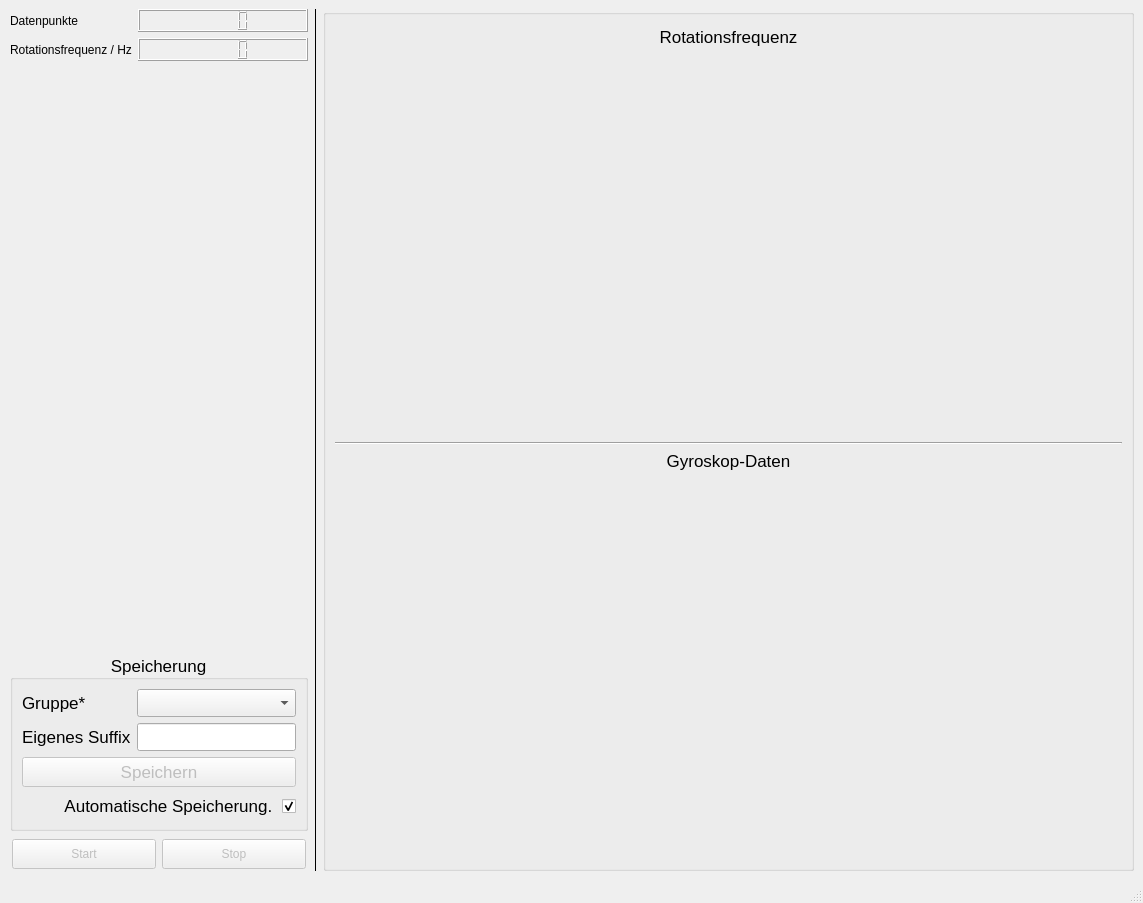
Above: pyqt/mainwindow.ui from cckssr/gyroscope-ui before the change. Below: the same form after it.
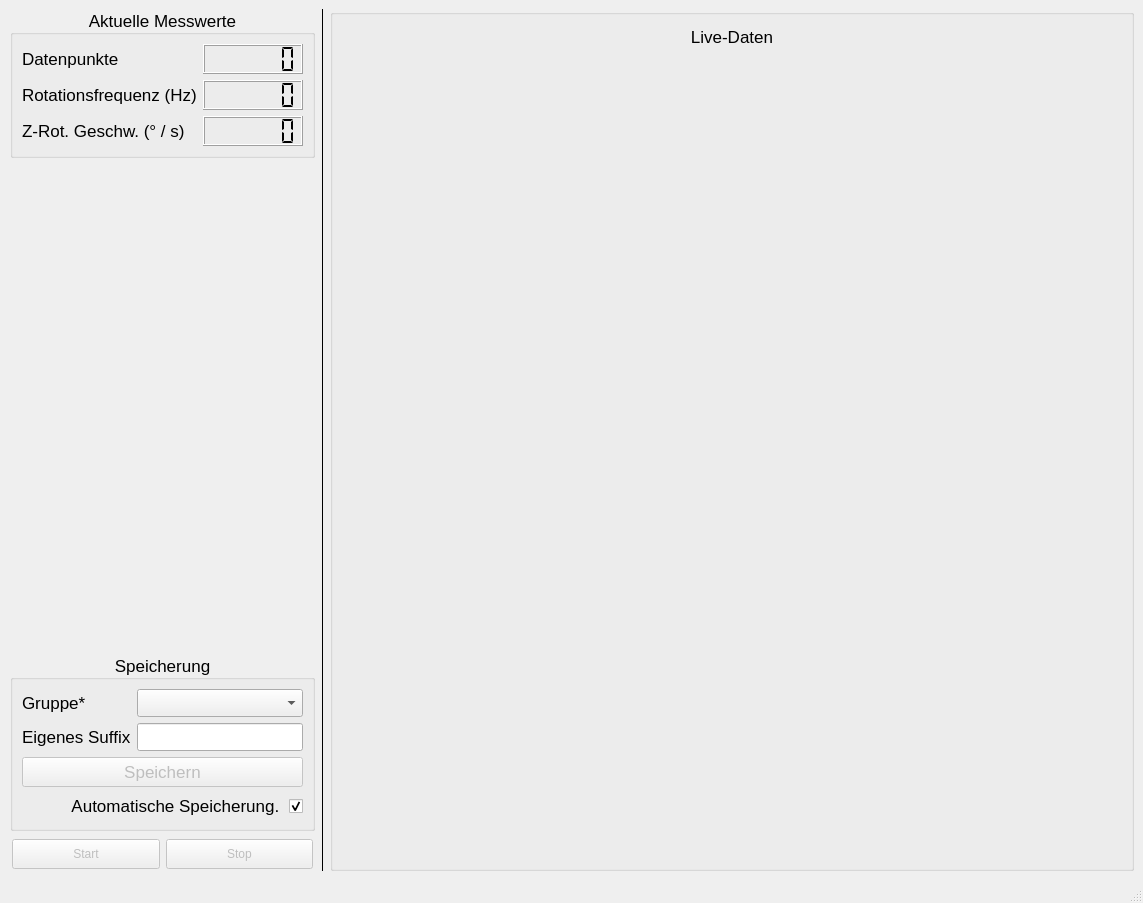
That is the form after the change.

Commit message:
Refactor MainWindow and PlotWidget for improved data handling and UI updates
- Removed unused imports and legacy code related to control settings and progress bars in MainWindow.
- Enhanced device manager setup to handle multi-channel data and connection monitoring.
- Updated PlotWidget to support multiple series with dynamic data handling and auto-scrolling features.
- Introduced measurement markers for better visualization of measurement start/stop events.
- Added connection monitoring test script to validate reconnection logic and signal handling.

The edit to the form file:
```diff
--- a/pyqt/mainwindow.ui
+++ b/pyqt/mainwindow.ui
@@ -33,31 +33,129 @@
        <number>0</number>
       </property>
       <item>
-       <layout class="QFormLayout" name="formLayout">
-        <property name="bottomMargin">
-         <number>0</number>
+       <widget class="QGroupBox" name="groupBox_2">
+        <property name="font">
+         <font>
+          <pointsize>13</pointsize>
+         </font>
         </property>
-        <item row="0" column="0">
-         <widget class="QLabel" name="label_2">
-          <property name="text">
-           <string>Datenpunkte</string>
-          </property>
-         </widget>
-        </item>
-        <item row="0" column="1">
-         <widget class="QLCDNumber" name="lcdNumber_2"/>
-        </item>
-        <item row="1" column="0">
-         <widget class="QLabel" name="label">
-          <property name="text">
-           <string>Rotationsfrequenz / Hz</string>
-          </property>
-         </widget>
-        </item>
-        <item row="1" column="1">
-         <widget class="QLCDNumber" name="lcdNumber"/>
-        </item>
-       </layout>
+        <property name="title">
+         <string>Aktuelle Messwerte</string>
+        </property>
+        <property name="alignment">
+         <set>Qt::AlignmentFlag::AlignCenter</set>
+        </property>
+        <layout class="QFormLayout" name="formLayout_3">
+         <item row="0" column="0">
+          <widget class="QLabel" name="label_2">
+           <property name="text">
+            <string>Datenpunkte</string>
+           </property>
+          </widget>
+         </item>
+         <item row="0" column="1">
+          <widget class="QLCDNumber" name="cDataPoints">
+           <property name="sizePolicy">
+            <sizepolicy hsizetype="Preferred" vsizetype="Preferred">
+             <horstretch>0</horstretch>
+             <verstretch>0</verstretch>
+            </sizepolicy>
+           </property>
+           <property name="minimumSize">
+            <size>
+             <width>100</width>
+             <height>30</height>
+            </size>
+           </property>
+           <property name="font">
+            <font>
+             <pointsize>15</pointsize>
+            </font>
+           </property>
+           <property name="frameShape">
+            <enum>QFrame::Shape::Box</enum>
+           </property>
+           <property name="frameShadow">
+            <enum>QFrame::Shadow::Raised</enum>
+           </property>
+           <property name="digitCount">
+            <number>6</number>
+           </property>
+           <property name="segmentStyle">
+            <enum>QLCDNumber::SegmentStyle::Flat</enum>
+           </property>
+          </widget>
+         </item>
+         <item row="1" column="0">
+          <widget class="QLabel" name="label">
+           <property name="text">
+            <string>Rotationsfrequenz (Hz)</string>
+           </property>
+          </widget>
+         </item>
+         <item row="1" column="1">
+          <widget class="QLCDNumber" name="cFrequency">
+           <property name="sizePolicy">
+            <sizepolicy hsizetype="Preferred" vsizetype="Preferred">
+             <horstretch>0</horstretch>
+             <verstretch>0</verstretch>
+            </sizepolicy>
+           </property>
+           <property name="minimumSize">
+            <size>
+             <width>100</width>
+             <height>30</height>
+            </size>
+           </property>
+           <property name="font">
+            <font>
+             <pointsize>15</pointsize>
+            </font>
+           </property>
+           <property name="digitCount">
+            <number>6</number>
+           </property>
+           <property name="segmentStyle">
+            <enum>QLCDNumber::SegmentStyle::Flat</enum>
+           </property>
+          </widget>
+         </item>
+         <item row="2" column="0">
+          <widget class="QLabel" name="label_4">
+           <property name="text">
+            <string>Z-Rot. Geschw. (° / s)</string>
+           </property>
+          </widget>
+         </item>
+         <item row="2" column="1">
+          <widget class="QLCDNumber" name="cZGyro">
+           <property name="sizePolicy">
+            <sizepolicy hsizetype="Preferred" vsizetype="Preferred">
+             <horstretch>0</horstretch>
+             <verstretch>0</verstretch>
+            </sizepolicy>
+           </property>
+           <property name="minimumSize">
+            <size>
+             <width>100</width>
+             <height>30</height>
+            </size>
+           </property>
+           <property name="font">
+            <font>
+             <pointsize>15</pointsize>
+            </font>
+           </property>
+           <property name="digitCount">
+            <number>6</number>
+           </property>
+           <property name="segmentStyle">
+            <enum>QLCDNumber::SegmentStyle::Flat</enum>
+           </property>
+          </widget>
+         </item>
+        </layout>
+       </widget>
       </item>
       <item>
        <spacer name="verticalSpacer">
@@ -438,40 +536,13 @@
         <property name="flat">
          <bool>false</bool>
         </property>
-        <layout class="QGridLayout" name="gridLayout_2" rowstretch="0,0,0,0,0">
+        <layout class="QGridLayout" name="gridLayout_2" rowstretch="0,0">
          <property name="topMargin">
           <number>12</number>
          </property>
          <property name="horizontalSpacing">
           <number>-1</number>
          </property>
-         <item row="1" column="0">
-          <widget class="QWidget" name="plotFrequency" native="true">
-           <property name="sizePolicy">
-            <sizepolicy hsizetype="Preferred" vsizetype="Preferred">
-             <horstretch>0</horstretch>
-             <verstretch>1</verstretch>
-            </sizepolicy>
-           </property>
-          </widget>
-         </item>
-         <item row="4" column="0">
-          <widget class="QWidget" name="plotGyro" native="true">
-           <property name="sizePolicy">
-            <sizepolicy hsizetype="Preferred" vsizetype="Preferred">
-             <horstretch>0</horstretch>
-             <verstretch>1</verstretch>
-            </sizepolicy>
-           </property>
-          </widget>
-         </item>
-         <item row="2" column="0">
-          <widget class="Line" name="line_2">
-           <property name="orientation">
-            <enum>Qt::Orientation::Horizontal</enum>
-           </property>
-          </widget>
-         </item>
          <item row="0" column="0">
           <widget class="QLabel" name="label_3">
            <property name="sizePolicy">
@@ -481,27 +552,21 @@
             </sizepolicy>
            </property>
            <property name="text">
-            <string>Rotationsfrequenz</string>
+            <string>Live-Daten</string>
            </property>
            <property name="alignment">
             <set>Qt::AlignmentFlag::AlignCenter</set>
            </property>
           </widget>
          </item>
-         <item row="3" column="0">
-          <widget class="QLabel" name="label_4">
+         <item row="1" column="0">
+          <widget class="QWidget" name="plotWidget" native="true">
            <property name="sizePolicy">
-            <sizepolicy hsizetype="Preferred" vsizetype="Minimum">
+            <sizepolicy hsizetype="Preferred" vsizetype="Preferred">
              <horstretch>0</horstretch>
-             <verstretch>0</verstretch>
+             <verstretch>1</verstretch>
             </sizepolicy>
            </property>
-           <property name="text">
-            <string>Gyroskop-Daten</string>
-           </property>
-           <property name="alignment">
-            <set>Qt::AlignmentFlag::AlignCenter</set>
-           </property>
           </widget>
          </item>
         </layout>
```
Left out of the diff: 4 changed lines with no effect on the pictures. The commit also changes 16 other files.
